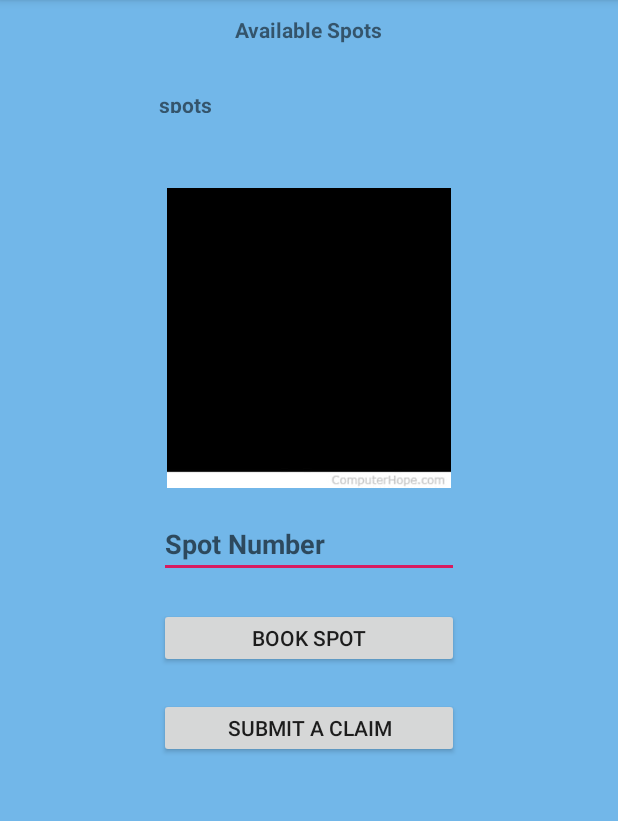
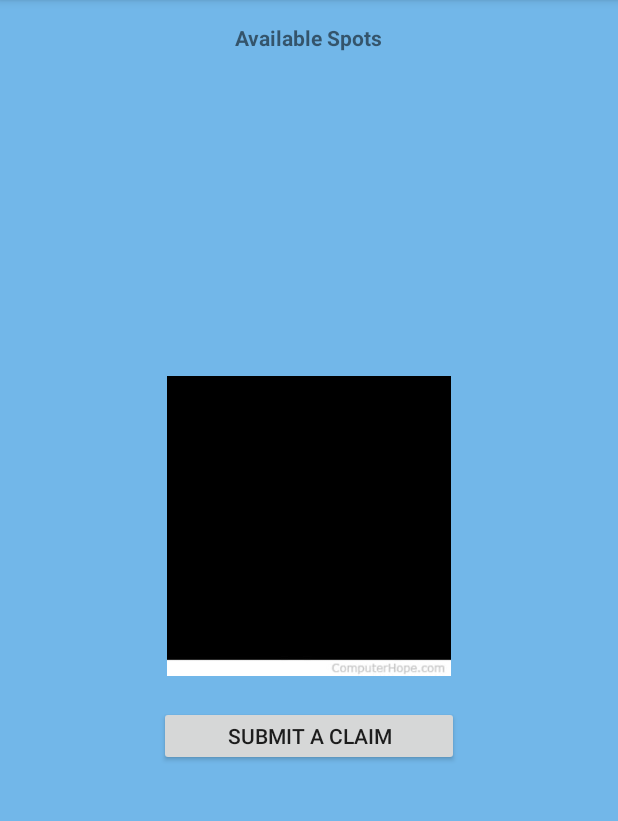
Before and after one commit to Christian-Fisher/SYSC3010T6_IRPS, an Android app: the book screen opened directly, with no data from a screen before it, on a phone screen of 412 x 824 dp, the part 84-905 px from its top. Run offline under Robolectric (Android 15) with nearby library versions, the phone set to English and light mode, and no system bars; 9 statements that could not run were skipped.

Commit message:
added the buttons for the booking spots

```diff
--- a/MyApplication2/app/src/main/java/com/example/myapplication2/book.java
+++ b/MyApplication2/app/src/main/java/com/example/myapplication2/book.java
@@ -17,18 +17,27 @@ public class book<date> extends AppCompatActivity {
 
 
     EditText mTextspotnumber;    // variables for buttons and text spaces
-    Button mButtonbookspot;
+
     TextView mTextavaiablespot;
+
     Button mButtonsubmitclaim;
-
-
+    Button A1;
+    Button A2;
+    Button A3;
+    Button B1;
+    Button B2;
+    Button B3;
+    Button C1;
+    Button C2;
+    Button C3;
+    boolean []flags;
     @Override
     protected void onCreate(Bundle savedInstanceState) {
         super.onCreate(savedInstanceState);
         setContentView(R.layout.activity_book);
 
 
-       // mTextspotnumber take the input of the user and send t to the database tobook it
+
 
         mButtonsubmitclaim = (Button)findViewById(R.id.button_submitclaim);
         mButtonsubmitclaim.setOnClickListener(new View.OnClickListener() {
@@ -40,52 +49,203 @@ public class book<date> extends AppCompatActivity {
         });
 
 
-        mTextspotnumber  = (EditText) findViewById(R.id.edittext_spotnumber);  // linking the text spaces and buttons to their IDs
-
 
 
          // we should  have the input of the user and send it to database with the time
 
-        mButtonbookspot = (Button)findViewById(R.id.button_bookspot);
+         //get the avilable spots
+
 
         mTextavaiablespot = (TextView)findViewById(R.id.textview_Availablespots);
 
-        // get all the available spots from the database
-        // Button buttons[] = null;
 
-        // for (int i=0 , i< array.legth , i++){
-        // if (array[i] == true ) {
-        //   buttons[i]  == (Button)findViewById(R.id.button[i]);
-        //
-        // }
-        //
-        //
-        //
-        // }
+        A1.setOnClickListener(new View.OnClickListener() {
 
-        // outout all buttons and make them on click
+            public void onClick(View view) {
+
+                Intent finalpageIntent= new Intent(book.this,finalpage.class);
+
+                // after booking we go to another page with telss the user's booking is successfuly  done
+                startActivity(finalpageIntent);
+            }
+
+           // if(avilablespots[0]= "true"){}
+
+            //A2.setVisibility(View.VISIBLE);
+
+            // }
+
+
+        } );
+
+        A2.setOnClickListener(new View.OnClickListener() {
+
+            public void onClick(View view) {
+
+                Intent finalpageIntent= new Intent(book.this,finalpage.class);
+
+                // after booking we go to another page with telss the user's booking is successfuly  done
+                startActivity(finalpageIntent);
+            }
+
+
+
+        } );
+
+
+
+       // if (avilable spots [1]= "true"){
+
+            //A2.setVisibility(View.VISIBLE);
+
+       // }
+
+        A3.setOnClickListener(new View.OnClickListener() {
+
+            public void onClick(View view) {
+
+                Intent finalpageIntent= new Intent(book.this,finalpage.class);
+
+                // after booking we go to another page with telss the user's booking is successfuly  done
+                startActivity(finalpageIntent);
+            }
+
+        // if (avilable spots [2]= "true"){
+
+                    //A2.setVisibility(View.VISIBLE);
+
+                    // }
+
+
+        } );
+
+
+        B1.setOnClickListener(new View.OnClickListener() {
+
+            public void onClick(View view) {
+
+                Intent finalpageIntent= new Intent(book.this,finalpage.class);
+
+                // after booking we go to another page with telss the user's booking is successfuly  done
+                startActivity(finalpageIntent);
+            }
+            // if (avilable spots [3]= "true"){
+
+            //A2.setVisibility(View.VISIBLE);
+
+            // }
+
+
+
+        } );
+
+
+
+        B2.setOnClickListener(new View.OnClickListener() {
+
+            public void onClick(View view) {
+
+                Intent finalpageIntent= new Intent(book.this,finalpage.class);
+
+                // after booking we go to another page with telss the user's booking is successfuly  done
+                startActivity(finalpageIntent);
+            }
+            // if (avilable spots [4]= "true"){
+
+            //A2.setVisibility(View.VISIBLE);
+
+            // }
+
+
+
+        } );
+
+
+        B3.setOnClickListener(new View.OnClickListener() {
+
+            public void onClick(View view) {
+
+                Intent finalpageIntent= new Intent(book.this,finalpage.class);
+
+                // after booking we go to another page with telss the user's booking is successfuly  done
+                startActivity(finalpageIntent);
+            }
+            // if (avilable spots [5]= "true"){
+
+            //A2.setVisibility(View.VISIBLE);
+
+            // }
+
+
+
+        } );
+
+
+
+        C1.setOnClickListener(new View.OnClickListener() {
+
+            public void onClick(View view) {
+
+                Intent finalpageIntent= new Intent(book.this,finalpage.class);
+
+                // after booking we go to another page with telss the user's booking is successfuly  done
+                startActivity(finalpageIntent);
+            }
+
+            // if (avilable spots [6]= "true"){
+
+            //A2.setVisibility(View.VISIBLE);
+
+            // }
+
+
+        } );
+
+        C2.setOnClickListener(new View.OnClickListener() {
+
+            public void onClick(View view) {
+
+                Intent finalpageIntent= new Intent(book.this,finalpage.class);
+
+                // after booking we go to another page with telss the user's booking is successfuly  done
+                startActivity(finalpageIntent);
+            }
+
+            // if (avilable spots [7]= "true"){
+
+            //A2.setVisibility(View.VISIBLE);
+
+            // }
+
+
+        } );
+
+
+        C3.setOnClickListener(new View.OnClickListener() {
+
+            public void onClick(View view) {
+
+                Intent finalpageIntent= new Intent(book.this,finalpage.class);
+
+                // after booking we go to another page with telss the user's booking is successfuly  done
+                startActivity(finalpageIntent);
+            }
+
+
+            // if (avilable spots [8]= "true"){
+
+            //A2.setVisibility(View.VISIBLE);
+
+            // }
+
+        } );
 
 
 
 
-        mButtonbookspot.setOnClickListener(new View.OnClickListener() {
-
-            // taking user input and making it to string and storing it
-            String spotNumber = mTextspotnumber.getText().toString().trim();
 
 
 
-            // send the date to the database
-
-            // we want to save time and send it to the database
-            @Override
-            public void onClick(View view) {
-
-                Intent finalpageIntent= new Intent(book.this,finalpage.class);
-                // after booking we go to another page with telss the user's booking is successfuly  done
-                startActivity(finalpageIntent);
-            }
-        });
 
     }
 
--- a/MyApplication2/app/src/main/res/layout/activity_book.xml
+++ b/MyApplication2/app/src/main/res/layout/activity_book.xml
@@ -13,7 +13,7 @@
         android:layout_width="wrap_content"
         android:layout_height="wrap_content"
         android:orientation="horizontal"
-        android:layout_marginTop="10dp">
+        android:layout_marginTop="15dp">
 
         <TextView
             android:id="@+id/textview_Availablespots"
@@ -23,9 +23,60 @@
             android:text="@string/available_spots"
 
             />
+    </LinearLayout>
+
+    <LinearLayout
+        android:layout_width="wrap_content"
+        android:layout_height="wrap_content"
+        android:orientation="horizontal"
+        android:layout_marginTop="15dp">
 
 
+        <Button
+            android:id="@+id/A1"
+            android:layout_width="60dp"
+            android:layout_height="40dp"
+            android:layout_marginTop="20dp"
+            android:layout_weight="1"
+            android:text="A1"
+            android:visibility="invisible"
+            />
+        <Button
+            android:id="@+id/A2"
+            android:layout_width="60dp"
+            android:layout_height="40dp"
+            android:layout_marginTop="20dp"
+            android:layout_weight="1"
+            android:text="A2"
+            android:visibility="invisible"
+            />
+        <Button
+            android:id="@+id/A3"
+            android:layout_width="60dp"
+            android:layout_height="40dp"
+            android:layout_marginTop="20dp"
+            android:layout_weight="1"
+            android:text="A3"
+            android:visibility="invisible"
+            />
 
+        <Button
+            android:id="@+id/B1"
+            android:layout_width="60dp"
+            android:layout_height="40dp"
+            android:layout_marginTop="20dp"
+            android:text="B1"
+            android:visibility="invisible"
+            />
+
+        <Button
+            android:id="@+id/B2"
+            android:layout_width="60dp"
+            android:layout_height="40dp"
+            android:layout_marginTop="20dp"
+            android:text="B2"
+            android:visibility="invisible"
+            />
     </LinearLayout>
 
 
@@ -35,16 +86,43 @@
         android:orientation="horizontal"
         android:layout_marginTop="10dp">
 
-        <TextView
-            android:id="@+id/textview_spots"
-            android:layout_width="200dp"
-            android:layout_height="15dp"
-            android:textStyle="bold"
-            android:text="spots"
 
+
+
+        <Button
+            android:id="@+id/B3"
+            android:layout_width="60dp"
+            android:layout_height="40dp"
+            android:layout_marginTop="20dp"
+            android:text="B3"
+            android:visibility="invisible"
             />
 
 
+        <Button
+            android:id="@+id/C1"
+            android:layout_width="60dp"
+            android:layout_height="40dp"
+            android:layout_marginTop="20dp"
+            android:text="C1"
+            android:visibility="invisible"
+            />
+        <Button
+            android:id="@+id/C2"
+            android:layout_width="60dp"
+            android:layout_height="40dp"
+            android:layout_marginTop="20dp"
+            android:text="C2"
+            android:visibility="invisible"
+            />
+        <Button
+            android:id="@+id/C3"
+            android:layout_width="60dp"
+            android:layout_height="40dp"
+            android:layout_marginTop="20dp"
+            android:text="C3"
+            android:visibility="invisible"
+            />
 
     </LinearLayout>
 
@@ -54,25 +132,13 @@
         app:srcCompat="@drawable/black"
         android:layout_marginTop="50dp"
         />
-    <EditText
-        android:id="@+id/edittext_spotnumber"
-        android:layout_width="200dp"
-        android:layout_height="40dp"
-        android:hint="@string/spot_number"
-        android:layout_marginTop="20dp"
-        android:textStyle="bold"
-
-        />
 
 
-    <Button
-        android:id="@+id/button_bookspot"
-        android:layout_width="200dp"
-        android:layout_height="40dp"
-        android:layout_marginTop="20dp"
-        android:text="@string/book_spot"
 
-        />
+
+
+
+
 
     <Button
         android:id="@+id/button_submitclaim"
@@ -83,4 +149,6 @@
 
         />
 
+
+
 </LinearLayout>
```
